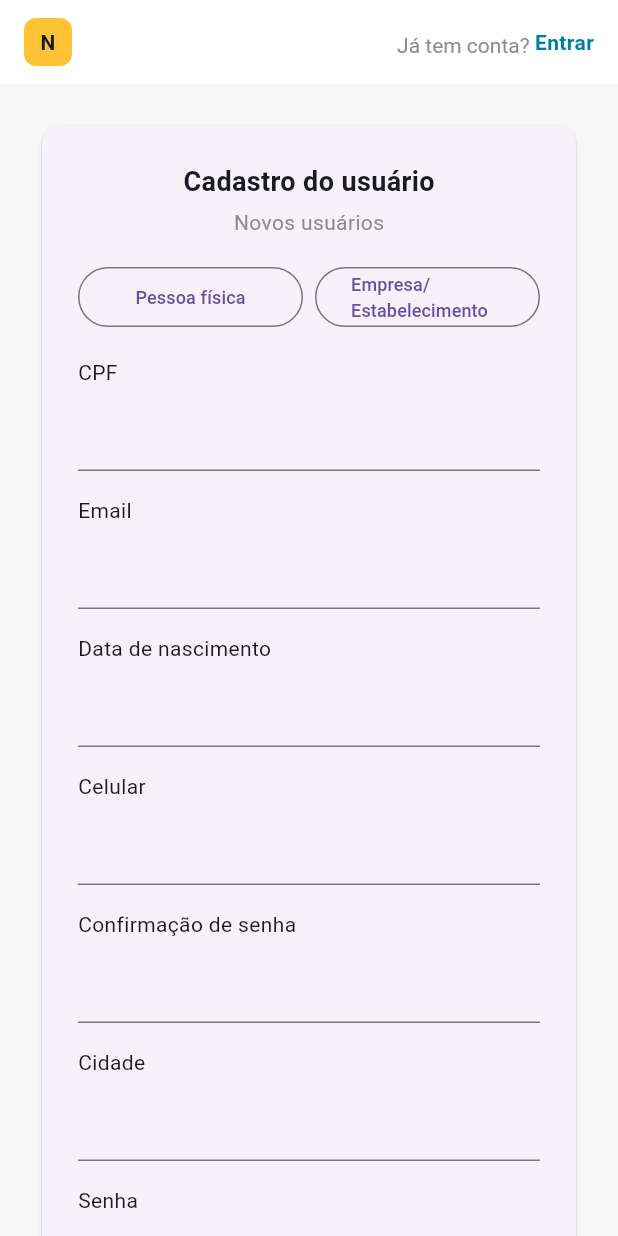
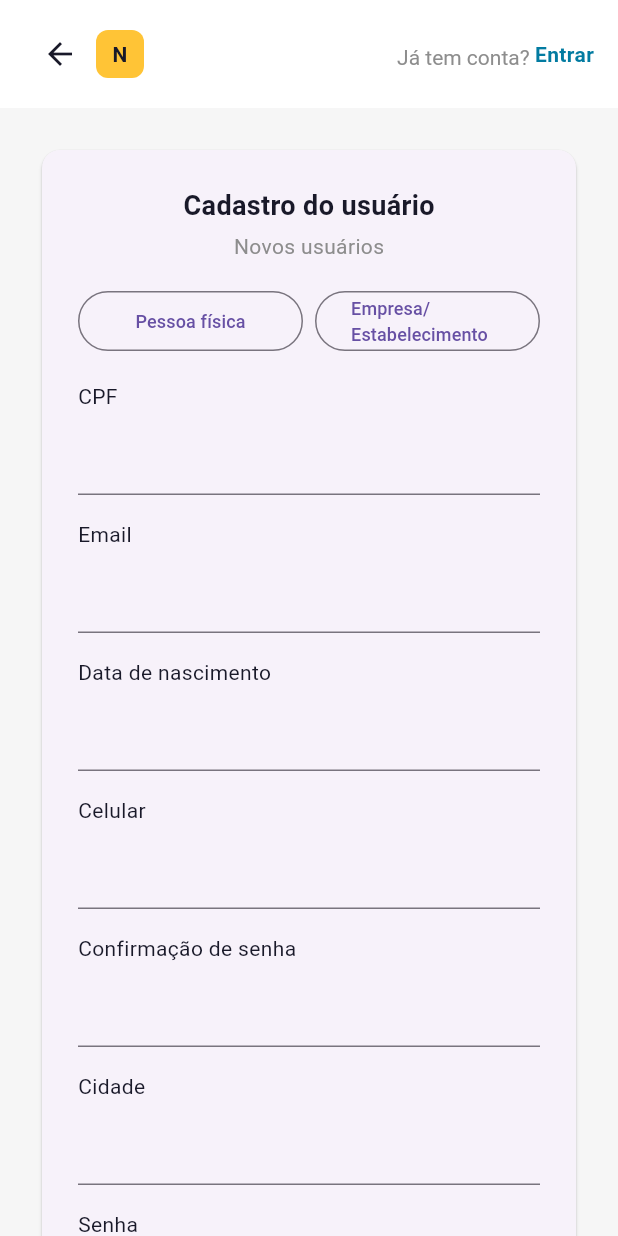
Before and after one commit to Fredericobarbosa/nacao_nutrida_flutter, a Flutter app: the CadastroUsuarioPage screen opened by its route, on a phone screen of 412 x 824 dp. Run offline on Flutter 3.47's test engine with Material 3 defaults, Android fonts, the phone set to English and light mode, and no system bars.

Commit message:
Adicionando a navegação entre as telas

```diff
--- a/lib/components/cadastro_usuario_form.dart
+++ b/lib/components/cadastro_usuario_form.dart
@@ -66,7 +66,9 @@ class CadastroUsuarioForm extends StatelessWidget {
             _buildFormField('Senha', isPassword: true),
             const SizedBox(height: 16),
             ElevatedButton(
-              onPressed: () {},
+              onPressed: () {
+                Navigator.pushNamed(context, '/login');
+              },
               style: ElevatedButton.styleFrom(
                 backgroundColor: const Color(0xFF064789),
                 foregroundColor: Colors.white,
--- a/lib/components/center_content.dart
+++ b/lib/components/center_content.dart
@@ -38,7 +38,7 @@ class CenterContent extends StatelessWidget {
                     backgroundColor: const Color(0xFFffc436),
                     foregroundColor: const Color(0xFF191929),
                   ),
-                  child: const Text('Começar agora'),
+                  child: const Text('Procurar'),
                 ),
               ],
             ),
--- /dev/null
+++ b/lib/components/header_cadastro_usuario.dart
@@ -0,0 +1,77 @@
+import 'package:flutter/material.dart';
+
+class HeaderCadastroUsuario extends StatelessWidget {
+  final VoidCallback? onRightButtonPressed;
+  final bool showBackButton;
+
+  const HeaderCadastroUsuario({
+    super.key,
+    this.onRightButtonPressed,
+    this.showBackButton = false,
+  });
+
+  @override
+  Widget build(BuildContext context) {
+    return Container(
+      color: Colors.white,
+      padding: const EdgeInsets.symmetric(horizontal: 16, vertical: 12),
+      child: Row(
+        mainAxisAlignment: MainAxisAlignment.spaceBetween,
+        children: [
+          Row(
+            children: [
+              if (showBackButton)
+                IconButton(
+                  icon: const Icon(Icons.arrow_back, color: Color(0xFF191929)),
+                  onPressed: () {
+                    Navigator.pop(context);
+                  },
+                ),
+              _buildLogo(),
+            ],
+          ),
+          RichText(
+            text: TextSpan(
+              text: 'Já tem conta? ',
+              style: const TextStyle(color: Color(0xFF8d8d8d), fontSize: 14),
+              children: [
+                WidgetSpan(
+                  child: GestureDetector(
+                    onTap: onRightButtonPressed,
+                    child: const Text(
+                      'Entrar',
+                      style: TextStyle(
+                        color: Color(0xFF027ba1),
+                        fontWeight: FontWeight.bold,
+                      ),
+                    ),
+                  ),
+                ),
+              ],
+            ),
+          ),
+        ],
+      ),
+    );
+  }
+
+  Widget _buildLogo() {
+    return Container(
+      width: 32,
+      height: 32,
+      decoration: BoxDecoration(
+        color: const Color(0xFFffc436),
+        borderRadius: BorderRadius.circular(8),
+      ),
+      child: const Center(
+        child: Text(
+          'N',
+          style: TextStyle(
+            color: Color(0xFF191929),
+            fontWeight: FontWeight.bold,
+          ),
+        ),
+      ),
+    );
+  }
+}
--- a/lib/components/login_form.dart
+++ b/lib/components/login_form.dart
@@ -55,7 +55,9 @@ class LoginForm extends StatelessWidget {
             ),
             const SizedBox(height: 16),
             ElevatedButton(
-              onPressed: () {},
+              onPressed: () {
+                Navigator.pushNamed(context, '/descobrir');
+              },
               style: ElevatedButton.styleFrom(
                 backgroundColor: const Color(0xFF064789),
                 foregroundColor: Colors.white,
--- a/lib/screens/cadastro_usuario.dart
+++ b/lib/screens/cadastro_usuario.dart
@@ -1,5 +1,5 @@
 import 'package:flutter/material.dart';
-import '../components/header.dart';
+import '../components/header_cadastro_usuario.dart';
 import '../components/cadastro_usuario_form.dart';
 
 class CadastroUsuarioPage extends StatelessWidget {
@@ -12,11 +12,11 @@ class CadastroUsuarioPage extends StatelessWidget {
       body: SingleChildScrollView(
         child: Column(
           children: [
-            const Header(
-              leftText: null,
-              rightText: 'Já tem conta?',
-              rightButtonText: 'Entrar',
-              onRightButtonPressed: null,
+            HeaderCadastroUsuario(
+              onRightButtonPressed: () {
+                Navigator.pushNamed(context, '/login');
+              },
+              showBackButton: true,
             ),
             Padding(
               padding: const EdgeInsets.all(24),
--- a/lib/screens/pagina_inicial.dart
+++ b/lib/screens/pagina_inicial.dart
@@ -14,7 +14,7 @@ class PaginaInicial extends StatelessWidget {
         child: Column(
           children: [
             const Header(
-              leftText: 'Campanhas • Criar • Apostar',
+              leftText: 'Campanhas • Criar • Ajustes',
               rightText: 'Não tem conta?',
               rightButtonText: 'Cadastre-se',
               onRightButtonPressed: null,
```
Also changed, not shown: lib/components/cadastro_pedido_form.dart (+16 -19 lines), lib/components/header.dart (+12 -1 lines), lib/components/header_auth.dart (added, +81 -0 lines), lib/components/left_sidebar.dart (+14 -7 lines), lib/screens/cadastrar_pedido.dart (+6 -4 lines), lib/screens/descobrir.dart (+7 -8 lines), lib/screens/login.dart (+7 -8 lines).
